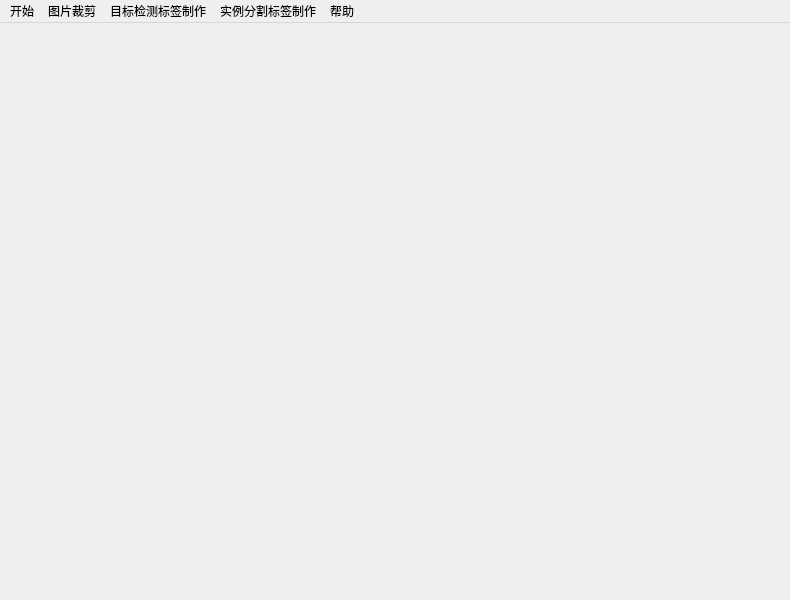
First picture: the form in Mainwindow.ui, repository wtsupertall/DL-GUI, before the edit.
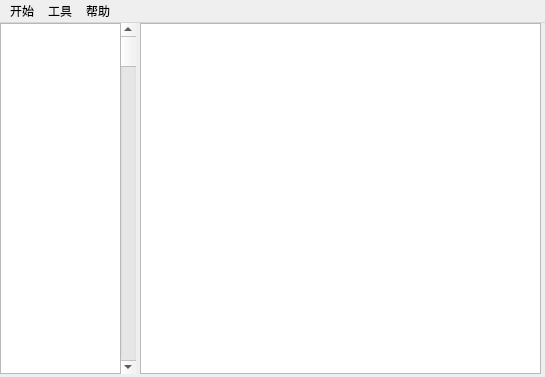
Second picture: the form after the edit.

```diff
--- a/Mainwindow.ui
+++ b/Mainwindow.ui
@@ -6,20 +6,54 @@
    <rect>
     <x>0</x>
     <y>0</y>
-    <width>790</width>
-    <height>600</height>
+    <width>545</width>
+    <height>377</height>
    </rect>
   </property>
   <property name="windowTitle">
    <string>MainWindow</string>
   </property>
-  <widget class="QWidget" name="centralWidget"/>
+  <widget class="QWidget" name="centralWidget">
+   <widget class="QScrollBar" name="verticalScrollBar">
+    <property name="geometry">
+     <rect>
+      <x>120</x>
+      <y>0</y>
+      <width>16</width>
+      <height>351</height>
+     </rect>
+    </property>
+    <property name="orientation">
+     <enum>Qt::Vertical</enum>
+    </property>
+   </widget>
+   <widget class="QTextBrowser" name="textBrowser">
+    <property name="geometry">
+     <rect>
+      <x>0</x>
+      <y>0</y>
+      <width>121</width>
+      <height>351</height>
+     </rect>
+    </property>
+   </widget>
+   <widget class="QGraphicsView" name="graphicsView">
+    <property name="geometry">
+     <rect>
+      <x>140</x>
+      <y>0</y>
+      <width>401</width>
+      <height>351</height>
+     </rect>
+    </property>
+   </widget>
+  </widget>
   <widget class="QMenuBar" name="menuBar">
    <property name="geometry">
     <rect>
      <x>0</x>
      <y>0</y>
-     <width>790</width>
+     <width>545</width>
      <height>23</height>
     </rect>
    </property>
@@ -29,24 +63,9 @@
     </property>
     <addaction name="action"/>
     <addaction name="action_2"/>
-   </widget>
-   <widget class="QMenu" name="menu_2">
-    <property name="title">
-     <string>图片裁剪</string>
-    </property>
-    <addaction name="action_5"/>
-    <addaction name="action_6"/>
-    <addaction name="action_7"/>
-   </widget>
-   <widget class="QMenu" name="menu_3">
-    <property name="title">
-     <string>目标检测标签制作</string>
-    </property>
-   </widget>
-   <widget class="QMenu" name="menu_4">
-    <property name="title">
-     <string>实例分割标签制作</string>
-    </property>
+    <addaction name="action_13"/>
+    <addaction name="action_14"/>
+    <addaction name="action_15"/>
    </widget>
    <widget class="QMenu" name="menu_5">
     <property name="title">
@@ -56,10 +75,16 @@
     <addaction name="action_9"/>
     <addaction name="action_10"/>
    </widget>
+   <widget class="QMenu" name="menu_6">
+    <property name="title">
+     <string>工具</string>
+    </property>
+    <addaction name="action_3"/>
+    <addaction name="action_11"/>
+    <addaction name="action_12"/>
+   </widget>
    <addaction name="menu"/>
-   <addaction name="menu_2"/>
-   <addaction name="menu_3"/>
-   <addaction name="menu_4"/>
+   <addaction name="menu_6"/>
    <addaction name="menu_5"/>
   </widget>
   <action name="action">
```
Left out of the diff: 32 changed lines with no effect on the pictures.
